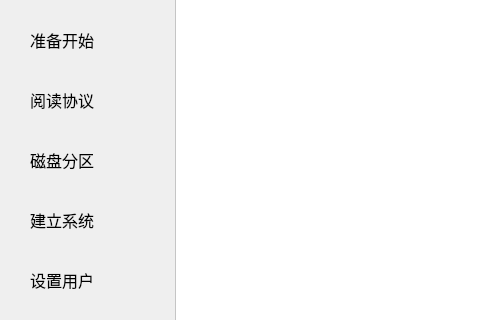
Above: NewQtUi/AOSC_Installer_MainWindow.ui from AOSC-Archive/AOSC-LiveKit before the change; both pictures show x 0 to 480 and y 90 to 410 of the 800 by 600 pixel window. Below: the same form after it.
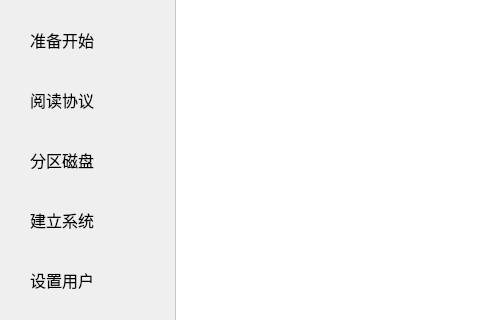
That is the form after the change.

Diff of the .ui file:
```diff
--- a/NewQtUi/AOSC_Installer_MainWindow.ui
+++ b/NewQtUi/AOSC_Installer_MainWindow.ui
@@ -89,7 +89,7 @@
      </font>
     </property>
     <property name="text">
-     <string>磁盘分区</string>
+     <string>分区磁盘</string>
     </property>
    </widget>
    <widget class="QLabel" name="InstallSystemLabel">
```
